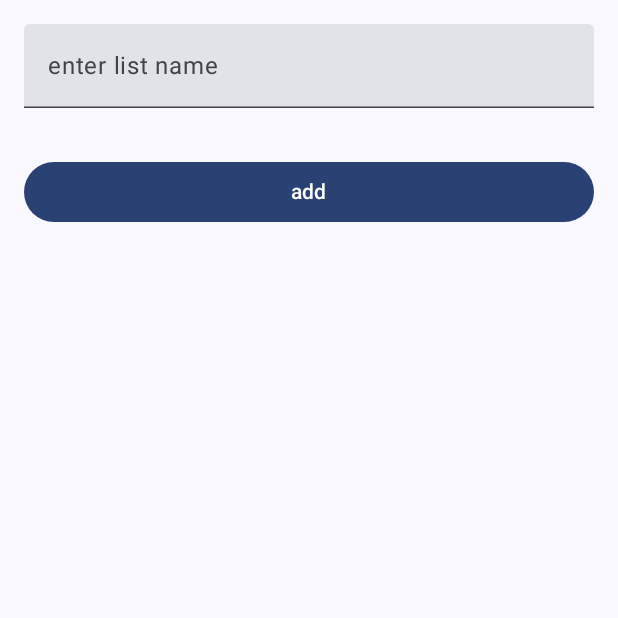
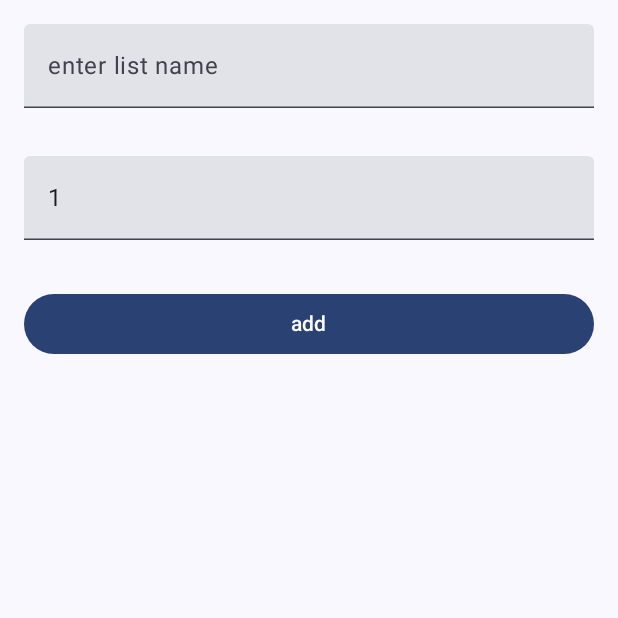
Before and after one commit to Jo6o43/Plataformas_Moveis, an Android app built with Jetpack Compose: the AddListView screen opened through its navigation route, on a phone screen of 412 x 824 dp, the top half of it. Run offline under Robolectric (Android 15) with nearby library versions, the phone set to English and light mode, and no system bars; our stand-ins replace Firebase (no records; nobody signed in at launch, a user with empty details on screens opened directly).

Commit message:
Add Quantity to list + CheckBos(notWorking)

```diff
--- a/ShoppingList/app/src/main/java/com/example/shoppinglist/AddListView.kt
+++ b/ShoppingList/app/src/main/java/com/example/shoppinglist/AddListView.kt
@@ -4,11 +4,13 @@ import androidx.compose.foundation.layout.Column
 import androidx.compose.foundation.layout.fillMaxSize
 import androidx.compose.foundation.layout.fillMaxWidth
 import androidx.compose.foundation.layout.padding
+import androidx.compose.foundation.text.KeyboardOptions
 import androidx.compose.material3.Button
 import androidx.compose.material3.Text
 import androidx.compose.material3.TextField
 import androidx.compose.runtime.Composable
 import androidx.compose.ui.Modifier
+import androidx.compose.ui.text.input.KeyboardType
 import androidx.compose.ui.tooling.preview.Preview
 import androidx.compose.ui.unit.dp
 import androidx.lifecycle.viewmodel.compose.viewModel
@@ -20,9 +22,9 @@ import com.example.shoppinglist.ui.theme.ShoppingListTheme
 fun AddListView(
     modifier: Modifier = Modifier,
     navController: NavController = rememberNavController()
-){
+) {
 
-    val viewModel : AddListViewModel = viewModel()
+    val viewModel: AddListViewModel = viewModel()
     val state = viewModel.state.value
 
     Column(modifier = modifier.fillMaxSize()) {
@@ -36,23 +38,35 @@ fun AddListView(
             value = state.name,
             onValueChange = viewModel::onNameChange
         )
+        TextField(
+            modifier = Modifier
+                .fillMaxWidth()
+                .padding(16.dp),
+            keyboardOptions = KeyboardOptions.Default.copy(keyboardType = KeyboardType.Number),
+            placeholder = {
+                Text("add item quantity")
+            },
+            value = state.quantity.toString(),
+            onValueChange = viewModel::onQuantityChange
+        )
+
         Button(
             modifier = Modifier
                 .fillMaxWidth()
                 .padding(16.dp),
             onClick = {
                 viewModel.addList()
+                viewModel.onCheckChange(false)
                 navController.popBackStack()
             }) {
             Text("add")
         }
     }
-
 }
 
 @Preview(showBackground = true)
 @Composable
-fun AddListViewPreview(){
+fun AddListViewPreview() {
     ShoppingListTheme {
         AddListView()
     }
--- a/ShoppingList/app/src/main/java/com/example/shoppinglist/ListItems.kt
+++ b/ShoppingList/app/src/main/java/com/example/shoppinglist/ListItems.kt
@@ -3,7 +3,9 @@ package com.example.shoppinglist
 data class ListItems (
     var docId : String?,
     var name : String?,
+    var quantity : Int?,
+    var check : Boolean?,
     var owners : List<String>?) {
 
-    constructor() : this(null,null,null)
+    constructor() : this(null,null,null,null,null)
 }
--- a/ShoppingList/app/src/main/java/com/example/shoppinglist/ListListsView.kt
+++ b/ShoppingList/app/src/main/java/com/example/shoppinglist/ListListsView.kt
@@ -2,7 +2,9 @@ package com.example.shoppinglist
 
 
 import androidx.compose.foundation.Image
+import androidx.compose.foundation.layout.Arrangement
 import androidx.compose.foundation.layout.Box
+import androidx.compose.foundation.layout.Row
 import androidx.compose.foundation.layout.fillMaxSize
 import androidx.compose.foundation.layout.fillMaxWidth
 import androidx.compose.foundation.layout.padding
@@ -10,15 +12,23 @@ import androidx.compose.foundation.layout.size
 import androidx.compose.foundation.lazy.LazyColumn
 import androidx.compose.foundation.lazy.itemsIndexed
 import androidx.compose.material3.Button
+import androidx.compose.material3.Checkbox
+import androidx.compose.material3.MaterialTheme
 import androidx.compose.material3.Text
+import androidx.compose.material3.TopAppBar
 import androidx.compose.runtime.Composable
 import androidx.compose.runtime.LaunchedEffect
+import androidx.compose.runtime.getValue
+import androidx.compose.runtime.mutableStateOf
+import androidx.compose.runtime.remember
+import androidx.compose.runtime.setValue
 import androidx.compose.ui.Alignment
 import androidx.compose.ui.Modifier
 import androidx.compose.ui.draw.scale
 import androidx.compose.ui.graphics.Color
 import androidx.compose.ui.graphics.ColorFilter
 import androidx.compose.ui.res.painterResource
+import androidx.compose.ui.text.style.TextAlign
 import androidx.compose.ui.tooling.preview.Preview
 import androidx.compose.ui.unit.dp
 import androidx.lifecycle.viewmodel.compose.viewModel
@@ -30,25 +40,49 @@ import com.example.shoppinglist.ui.theme.ShoppingListTheme
 fun ListListsView(
     modifier: Modifier = Modifier,
     navController: NavController = rememberNavController()
-){
+) {
 
-    val viewModel : ListListsViewModel = viewModel()
+    val viewModel: ListListsViewModel = viewModel()
     val state = viewModel.state.value
+    var checked by remember { mutableStateOf(false) }
 
 
-    Box(modifier = modifier.fillMaxSize(),
-        contentAlignment = Alignment.BottomEnd) {
+    Box(
+        modifier = modifier.fillMaxSize(),
+        contentAlignment = Alignment.BottomEnd
+    ) {
 
         LazyColumn(modifier = modifier.fillMaxSize()) {
             itemsIndexed(
                 items = state.listItemsList
-            ){  index, item ->
+            ) { index, item ->
+                Row(
+                    modifier = Modifier
+                        .fillMaxWidth()
+                        .padding(16.dp),
+                    verticalAlignment = Alignment.CenterVertically,
+                    horizontalArrangement = Arrangement.SpaceBetween
+                ) {
+                    Text(
+                        modifier = Modifier.weight(1f),
+                        text = item.name ?: "Sem Nome",
+                        style = MaterialTheme.typography.bodyLarge,
+                        color = Color.White,
+                    )
+                    Text(
+                        modifier = Modifier.weight(1f),
+                        text = item.quantity?.toString() ?: "1",
+                        style = MaterialTheme.typography.bodyLarge,
+                        color = Color.White,
+                        textAlign = TextAlign.End,
+                    )
+                    Checkbox(
+                        modifier = Modifier.weight(1f),
+                        checked = item.check?:false,
+                        onCheckedChange = {/*fazer com que mude o "check" na firebase*/  }
+                    )
 
-                Text(
-                    modifier = Modifier.fillMaxWidth()
-                        .padding(16.dp),
-                    text = item.name?:"")
-
+                }
             }
         }
 
@@ -70,7 +104,7 @@ fun ListListsView(
         }
     }
 
-    LaunchedEffect (key1 = true){
+    LaunchedEffect(key1 = true) {
         viewModel.getLists()
     }
 
@@ -78,7 +112,7 @@ fun ListListsView(
 
 @Preview(showBackground = true)
 @Composable
-fun ListListViewPreview(){
+fun ListListViewPreview() {
     ShoppingListTheme {
         ListListsView()
     }
--- a/ShoppingList/app/src/main/java/com/example/shoppinglist/ui/theme/Color.kt
+++ b/ShoppingList/app/src/main/java/com/example/shoppinglist/ui/theme/Color.kt
@@ -5,6 +5,7 @@ import androidx.compose.ui.graphics.Color
 val Purple80 = Color(0xFFD0BCFF)
 val PurpleGrey80 = Color(0xFFCCC2DC)
 val Pink80 = Color(0xFFEFB8C8)
+val Orange = Color(0xFFFFA500)
 
 val Purple40 = Color(0xFF6650a4)
 val PurpleGrey40 = Color(0xFF625b71)
```
Also changed, not shown: ShoppingList/app/src/main/java/com/example/shoppinglist/AddListViewModel.kt (+14 -1 lines).
